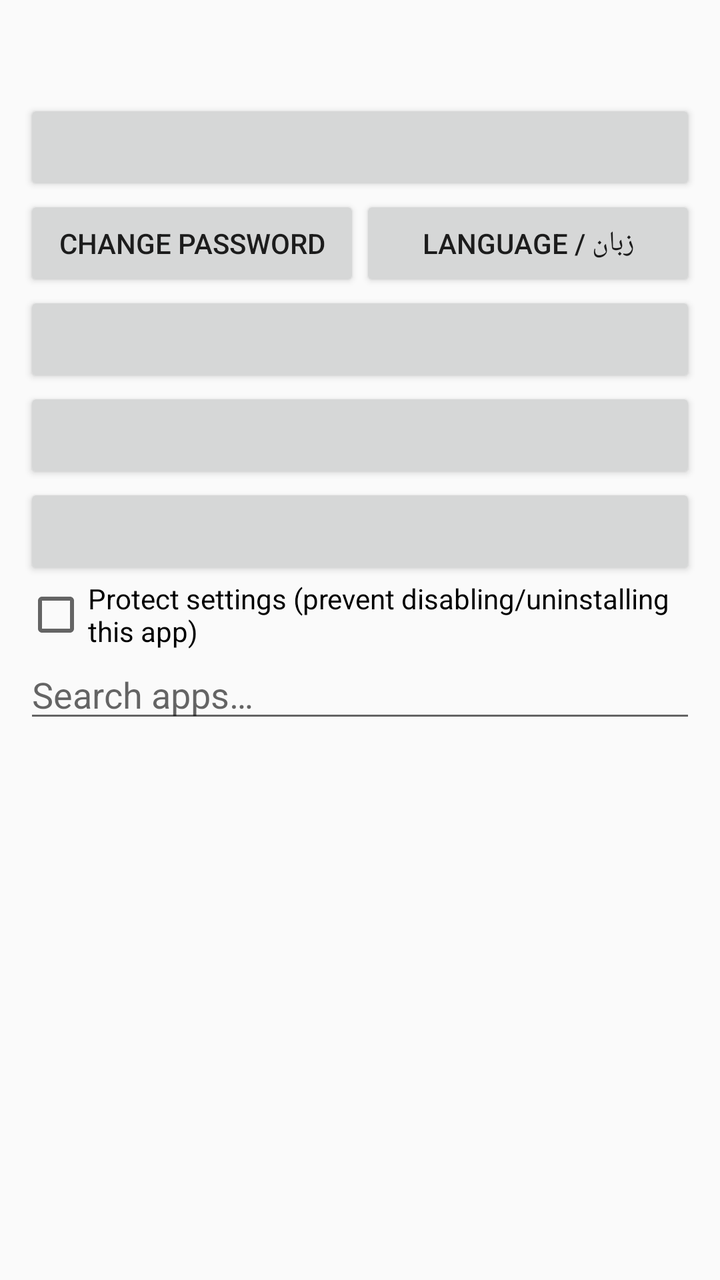
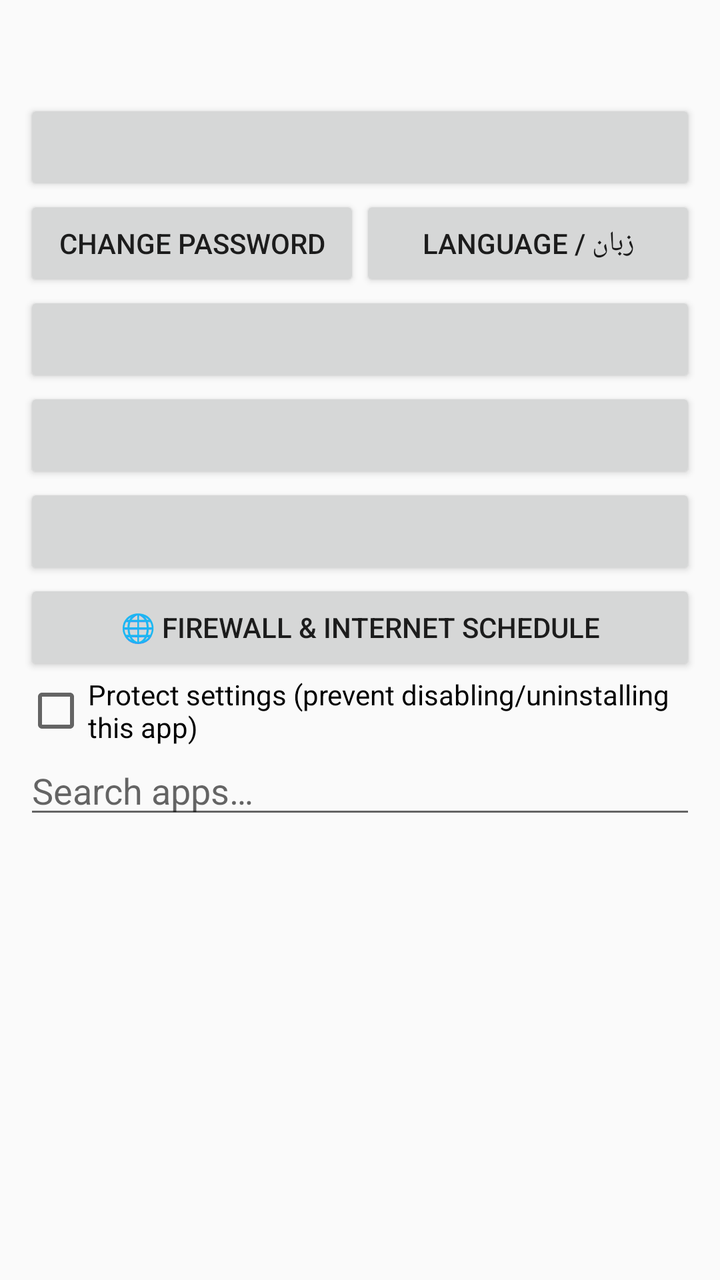

The first picture is an Android layout as it rendered before a commit; the second is the same layout after the commit. The layout source and the unified diff follow.
<!-- AndroidManifest.xml: application theme AppTheme -->
<!-- res/layout/activity_main.xml -->
<?xml version="1.0" encoding="utf-8"?>
<LinearLayout xmlns:android="http://schemas.android.com/apk/res/android"
    android:layout_width="match_parent"
    android:layout_height="match_parent"
    android:fitsSystemWindows="true"
    android:orientation="vertical"
    android:padding="12dp">

    <TextView
        android:id="@+id/statusText"
        android:layout_width="match_parent"
        android:layout_height="wrap_content"
        android:padding="8dp"
        android:textSize="16sp"
        android:textStyle="bold" />

    <Button
        android:id="@+id/toggleBtn"
        android:layout_width="match_parent"
        android:layout_height="wrap_content" />

    <LinearLayout
        android:layout_width="match_parent"
        android:layout_height="wrap_content"
        android:orientation="horizontal">

        <Button
            android:id="@+id/pwBtn"
            android:layout_width="0dp"
            android:layout_height="wrap_content"
            android:layout_weight="1"
            android:text="@string/btn_change_password" />

        <Button
            android:id="@+id/langBtn"
            android:layout_width="0dp"
            android:layout_height="wrap_content"
            android:layout_weight="1"
            android:text="@string/btn_language" />
    </LinearLayout>

    <Button
        android:id="@+id/pauseBtn"
        android:layout_width="match_parent"
        android:layout_height="wrap_content" />

    <Button
        android:id="@+id/accBtn"
        android:layout_width="match_parent"
        android:layout_height="wrap_content" />

    <Button
        android:id="@+id/adminBtn"
        android:layout_width="match_parent"
        android:layout_height="wrap_content" />

    <CheckBox
        android:id="@+id/protectBox"
        android:layout_width="match_parent"
        android:layout_height="wrap_content"
        android:text="@string/protect_label" />

    <EditText
        android:id="@+id/search"
        android:layout_width="match_parent"
        android:layout_height="wrap_content"
        android:hint="@string/search_hint"
        android:inputType="text"
        android:singleLine="true" />

    <ListView
        android:id="@+id/appList"
        android:layout_width="match_parent"
        android:layout_height="0dp"
        android:layout_weight="1" />
</LinearLayout>
<!-- resources referenced by this layout -->
<resources>
  <string name="btn_change_password">Change password</string>
  <string name="btn_language">Language / زبان</string>
  <string name="protect_label">Protect settings (prevent disabling/uninstalling this app)</string>
  <string name="search_hint">Search apps…</string>
  <style name="AppTheme" parent="android:Theme.Material.Light.DarkActionBar">
          <item name="android:colorPrimary">#C62828</item>
          <item name="android:colorPrimaryDark">#8E0000</item>
          <item name="android:colorAccent">#C62828</item>
          <item name="android:statusBarColor">#8E0000</item>
      </style>
</resources>

<!-- the commit's change to res/layout/activity_main.xml (unified diff, before → after) -->
@@ -54,6 +54,12 @@
         android:layout_width="match_parent"
         android:layout_height="wrap_content" />
 
+    <Button
+        android:id="@+id/firewallBtn"
+        android:layout_width="match_parent"
+        android:layout_height="wrap_content"
+        android:text="@string/btn_firewall" />
+
     <CheckBox
         android:id="@+id/protectBox"
         android:layout_width="match_parent"
<!-- resource entries referenced after the edit -->
@@ -1,6 +1,7 @@
 <!-- resources referenced by this layout -->
 <resources>
   <string name="btn_change_password">Change password</string>
+  <string name="btn_firewall">🌐 Firewall &amp; internet schedule</string>
   <string name="btn_language">Language / زبان</string>
   <string name="protect_label">Protect settings (prevent disabling/uninstalling this app)</string>
   <string name="search_hint">Search apps…</string>
